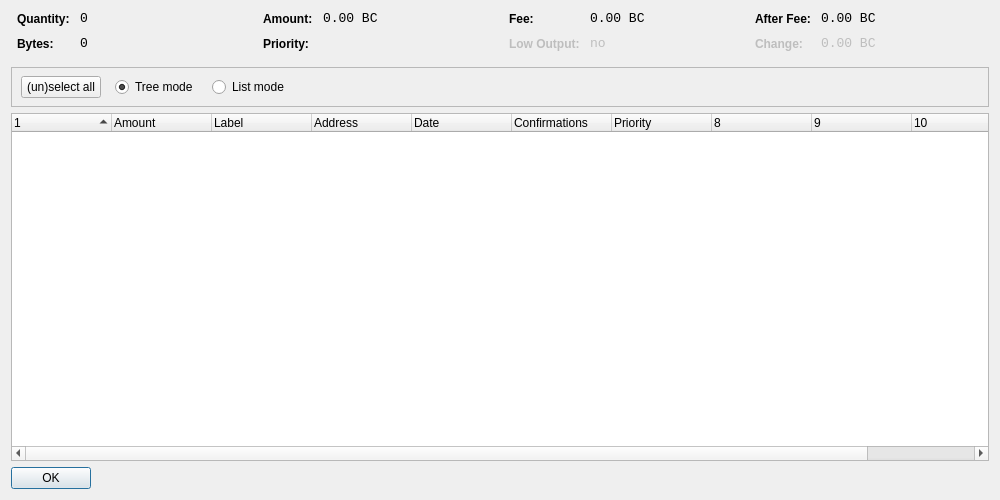
Qt form src/qt/forms/coincontroldialog.ui (torus-economy/torus-core) before a commit.
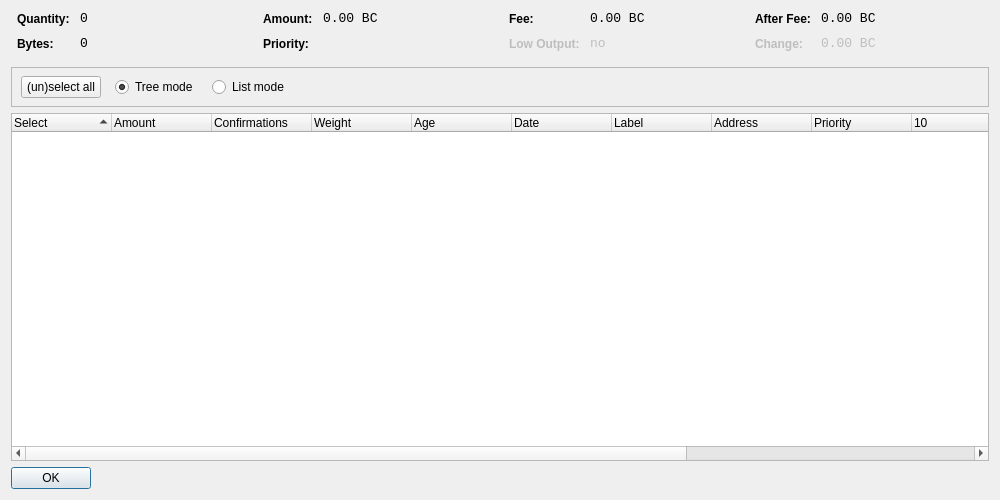
The same form after that commit. Custom widgets are drawn as their Qt base class.

Commit message: Add age and weight to coin control GUI

Patch:
```diff
--- a/src/qt/forms/coincontroldialog.ui
+++ b/src/qt/forms/coincontroldialog.ui
@@ -451,7 +451,7 @@
       <bool>false</bool>
      </property>
      <property name="columnCount">
-      <number>11</number>
+      <number>14</number>
      </property>
      <attribute name="headerShowSortIndicator" stdset="0">
       <bool>true</bool>
@@ -461,7 +461,7 @@
      </attribute>
      <column>
       <property name="text">
-       <string/>
+       <string>Select</string>
       </property>
      </column>
      <column>
@@ -471,32 +471,47 @@
      </column>
      <column>
       <property name="text">
-       <string>Label</string>
-      </property>
-     </column>
-     <column>
-      <property name="text">
-       <string>Address</string>
-      </property>
-     </column>
-     <column>
-      <property name="text">
-       <string>Date</string>
-      </property>
-     </column>
-     <column>
-      <property name="text">
-       <string>Confirmations</string>
+        <string>Confirmations</string>
       </property>
       <property name="toolTip">
        <string>Confirmed</string>
       </property>
      </column>
+     <column>
+      <property name="text">
+       <string>Weight</string>
+      </property>
+     </column>
+	 <column>
+      <property name="text">
+       <string>Age</string>
+      </property>
+     </column>
+     <column>
+      <property name="text">
+       <string>Date</string>
+      </property>
+     </column>
+     <column>
+      <property name="text">
+       <string>Label</string>
+      </property>
+      </column>
+     <column>
+      <property name="text">
+       <string>Address</string>
+      </property>
+     </column>
      <column>
       <property name="text">
        <string>Priority</string>
       </property>
      </column>
+     <column> 
+      <property name="text"> /** age int 64 invisible **/ 
+       <string/> 
+      </property> 
+     </column> 
      <column>
       <property name="text">
        <string/>
```
The commit also changes 8 other files.
